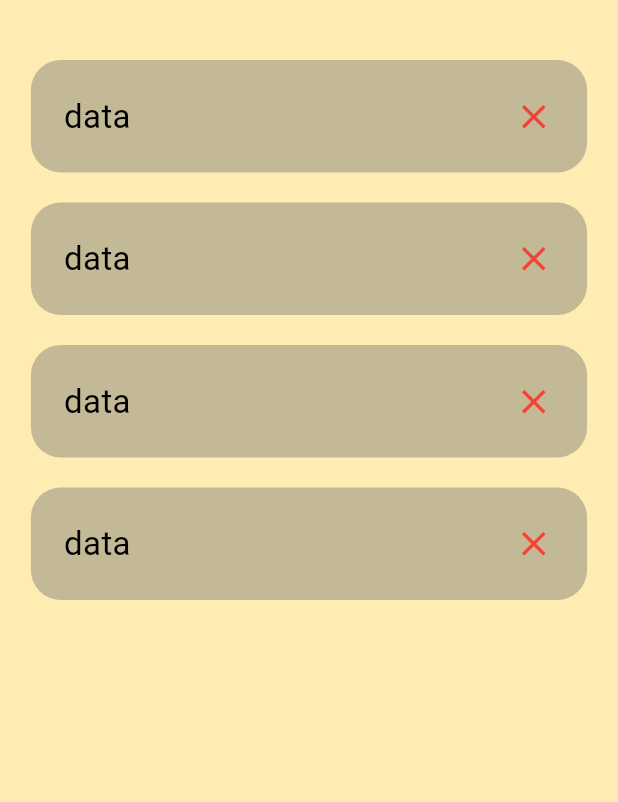
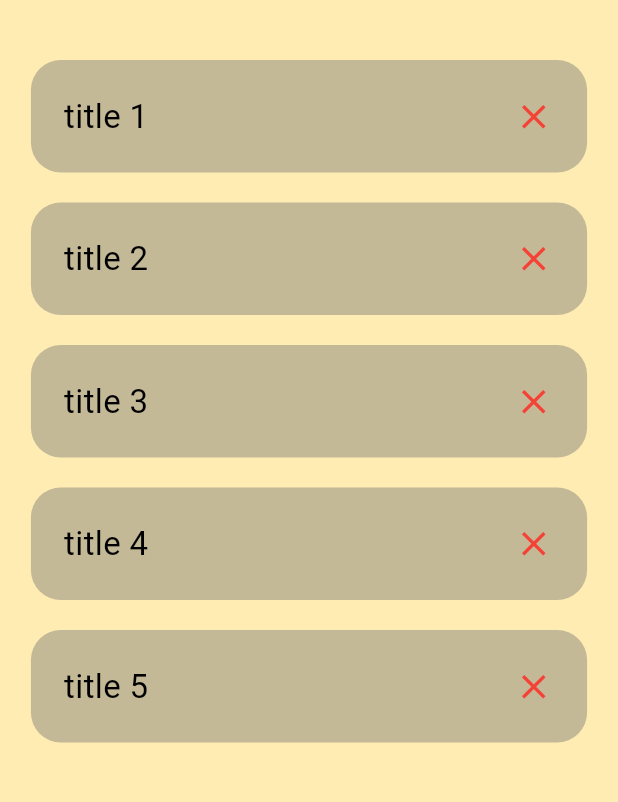
Before and after one commit to Diaf-Abderrahmane/to_do_flutter_app, a Flutter app: the screen it shows after launch, on a phone screen of 412 x 824 dp, the part 84-886 px from its top. Run offline on Flutter 3.47's test engine with Material 3 defaults, Android fonts, the phone set to English and light mode, and no system bars.

Commit message:
Add Task title using Class

```diff
--- a/lib/main.dart
+++ b/lib/main.dart
@@ -27,6 +27,24 @@ class TodoApp extends StatefulWidget {
   State<TodoApp> createState() => _TodoAppState();
 }
 
+class Task {
+  String title;
+  bool status;
+
+  Task({
+    required this.title,
+    required this.status,
+  });
+}
+
+List allTasks = [
+  Task(title: "title 1", status: false),
+  Task(title: "title 2", status: true),
+  Task(title: "title 3", status: false),
+  Task(title: "title 4", status: false),
+  Task(title: "title 5", status: false),
+];
+
 class _TodoAppState extends State<TodoApp> {
   @override
   Widget build(BuildContext context) {
@@ -42,7 +60,7 @@ class _TodoAppState extends State<TodoApp> {
           ),
           backgroundColor: Color.fromRGBO(58, 66, 86, 0.1),
         ),
-        body: Container(
+        body: SizedBox(
           width: double.infinity,
           child: Column(
             crossAxisAlignment: CrossAxisAlignment.center,
@@ -50,10 +68,9 @@ class _TodoAppState extends State<TodoApp> {
               SizedBox(
                 height: 40,
               ),
-              Todocard(),
-              Todocard(),
-              Todocard(),
-              Todocard(),
+              ...allTasks.map((item) => Todocard(
+                    vartitle: item.title,
+                  ))
             ],
           ),
         ));
--- a/lib/widgets/todo_card.dart
+++ b/lib/widgets/todo_card.dart
@@ -3,7 +3,9 @@
 import 'package:flutter/material.dart';
 
 class Todocard extends StatelessWidget {
-  const Todocard({super.key});
+  const Todocard({Key? key, required this.vartitle}) : super(key: key);
+
+  final String vartitle;
 
   @override
   Widget build(BuildContext context) {
@@ -20,7 +22,7 @@ class Todocard extends StatelessWidget {
           mainAxisAlignment: MainAxisAlignment.spaceBetween,
           children: [
             Text(
-              "data",
+              vartitle,
               style: TextStyle(
                 fontSize: 22,
                 color: Colors.black,
```
